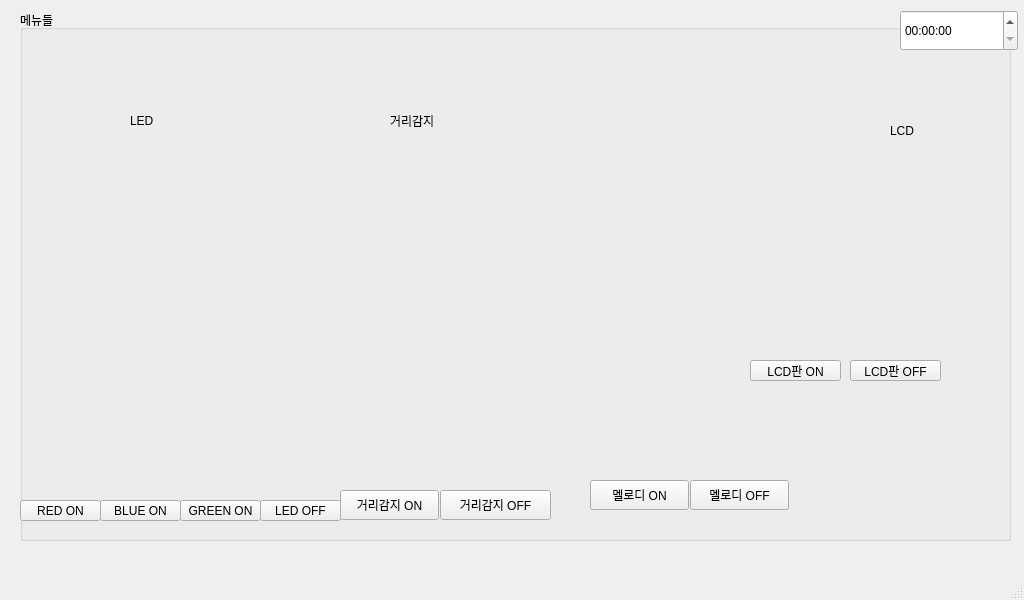
This is day06/main.ui in Hwangji99/basic-hardware-2024 as Qt 5 draws it before an edit. The edited form follows.
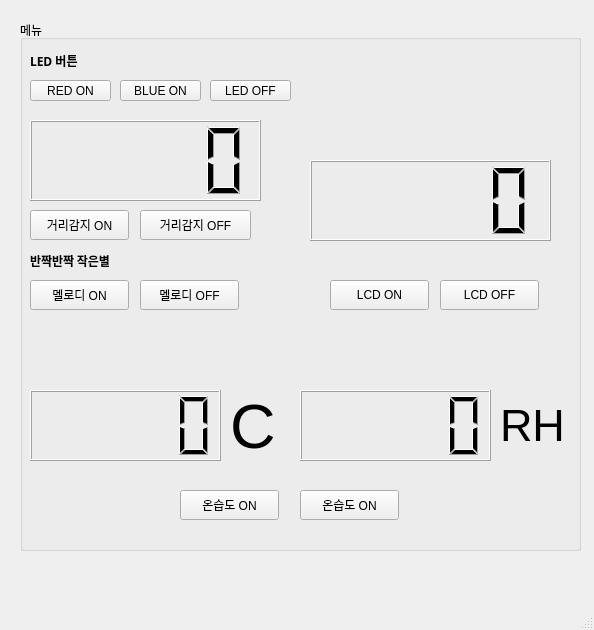
This is the edited form. Icons and pictures are not drawn.

Commit message: 코드 업로드

```diff
--- a/day06/main.ui
+++ b/day06/main.ui
@@ -6,8 +6,8 @@
    <rect>
     <x>0</x>
     <y>0</y>
-    <width>1024</width>
-    <height>600</height>
+    <width>594</width>
+    <height>630</height>
    </rect>
   </property>
   <property name="windowTitle">
@@ -18,32 +18,19 @@
     <property name="geometry">
      <rect>
       <x>20</x>
-      <y>10</y>
-      <width>991</width>
+      <y>20</y>
+      <width>561</width>
       <height>531</height>
      </rect>
     </property>
     <property name="title">
-     <string>메뉴들</string>
+     <string>메뉴</string>
     </property>
-    <widget class="QLabel" name="label">
-     <property name="geometry">
-      <rect>
-       <x>110</x>
-       <y>100</y>
-       <width>68</width>
-       <height>22</height>
-      </rect>
-     </property>
-     <property name="text">
-      <string>LED</string>
-     </property>
-    </widget>
     <widget class="QPushButton" name="btnred">
      <property name="geometry">
       <rect>
-       <x>0</x>
-       <y>490</y>
+       <x>10</x>
+       <y>60</y>
        <width>81</width>
        <height>21</height>
       </rect>
@@ -55,8 +42,8 @@
     <widget class="QPushButton" name="btnblue">
      <property name="geometry">
       <rect>
-       <x>80</x>
-       <y>490</y>
+       <x>100</x>
+       <y>60</y>
        <width>81</width>
        <height>21</height>
       </rect>
@@ -65,24 +52,11 @@
       <string>BLUE ON</string>
      </property>
     </widget>
-    <widget class="QPushButton" name="btngreen">
-     <property name="geometry">
-      <rect>
-       <x>160</x>
-       <y>490</y>
-       <width>81</width>
-       <height>21</height>
-      </rect>
-     </property>
-     <property name="text">
-      <string>GREEN ON</string>
-     </property>
-    </widget>
     <widget class="QPushButton" name="led_off">
      <property name="geometry">
       <rect>
-       <x>240</x>
-       <y>490</y>
+       <x>190</x>
+       <y>60</y>
        <width>81</width>
        <height>21</height>
       </rect>
@@ -91,24 +65,11 @@
       <string>LED OFF</string>
      </property>
     </widget>
-    <widget class="QLabel" name="label_2">
-     <property name="geometry">
-      <rect>
-       <x>370</x>
-       <y>100</y>
-       <width>68</width>
-       <height>22</height>
-      </rect>
-     </property>
-     <property name="text">
-      <string>거리감지</string>
-     </property>
-    </widget>
     <widget class="QPushButton" name="btn_ultraon">
      <property name="geometry">
       <rect>
-       <x>320</x>
-       <y>480</y>
+       <x>10</x>
+       <y>190</y>
        <width>99</width>
        <height>30</height>
       </rect>
@@ -117,95 +78,11 @@
       <string>거리감지 ON</string>
      </property>
     </widget>
-    <widget class="QLabel" name="label_3">
-     <property name="geometry">
-      <rect>
-       <x>870</x>
-       <y>110</y>
-       <width>41</width>
-       <height>22</height>
-      </rect>
-     </property>
-     <property name="text">
-      <string>LCD</string>
-     </property>
-    </widget>
-    <widget class="QPushButton" name="btn_fnd">
-     <property name="geometry">
-      <rect>
-       <x>730</x>
-       <y>350</y>
-       <width>91</width>
-       <height>21</height>
-      </rect>
-     </property>
-     <property name="text">
-      <string>LCD판 ON</string>
-     </property>
-    </widget>
-    <widget class="QLabel" name="label_4">
-     <property name="geometry">
-      <rect>
-       <x>50</x>
-       <y>150</y>
-       <width>211</width>
-       <height>291</height>
-      </rect>
-     </property>
-     <property name="text">
-      <string/>
-     </property>
-     <property name="pixmap">
-      <pixmap>../../../../.designer/images/led.jpg</pixmap>
-     </property>
-    </widget>
-    <widget class="QLabel" name="label_5">
-     <property name="geometry">
-      <rect>
-       <x>720</x>
-       <y>190</y>
-       <width>271</width>
-       <height>131</height>
-      </rect>
-     </property>
-     <property name="text">
-      <string/>
-     </property>
-     <property name="pixmap">
-      <pixmap>../../../../.designer/images/lcd.jpg</pixmap>
-     </property>
-    </widget>
-    <widget class="QPushButton" name="btn_ultraoff">
-     <property name="geometry">
-      <rect>
-       <x>420</x>
-       <y>480</y>
-       <width>111</width>
-       <height>30</height>
-      </rect>
-     </property>
-     <property name="text">
-      <string>거리감지 OFF</string>
-     </property>
-    </widget>
-    <widget class="QPushButton" name="btn_fnd_2">
-     <property name="geometry">
-      <rect>
-       <x>830</x>
-       <y>350</y>
-       <width>91</width>
-       <height>21</height>
-      </rect>
-     </property>
-     <property name="text">
-      <string>LCD판 OFF</string>
-     </property>
-    </widget>
     <widget class="QPushButton" name="btn_buzzon">
      <property name="geometry">
       <rect>
-       <x>570</x>
-       <y>470</y>
+       <x>10</x>
+       <y>260</y>
        <width>99</width>
        <height>30</height>
       </rect>
@@ -217,8 +94,8 @@
     <widget class="QPushButton" name="btn_buzzoff">
      <property name="geometry">
       <rect>
-       <x>670</x>
-       <y>470</y>
+       <x>120</x>
+       <y>260</y>
        <width>99</width>
        <height>30</height>
       </rect>
@@ -227,16 +104,187 @@
       <string>멜로디 OFF</string>
      </property>
     </widget>
-   </widget>
-   <widget class="QTimeEdit" name="timeEdit">
-    <property name="geometry">
-     <rect>
-      <x>900</x>
-      <y>10</y>
-      <width>118</width>
-      <height>41</height>
-     </rect>
-    </property>
+    <widget class="QPushButton" name="btn_ultraoff">
+     <property name="geometry">
+      <rect>
+       <x>120</x>
+       <y>190</y>
+       <width>111</width>
+       <height>30</height>
+      </rect>
+     </property>
+     <property name="text">
+      <string>거리감지 OFF</string>
+     </property>
+    </widget>
+    <widget class="QPushButton" name="btn_fndon">
+     <property name="geometry">
+      <rect>
+       <x>310</x>
+       <y>260</y>
+       <width>99</width>
+       <height>30</height>
+      </rect>
+     </property>
+     <property name="text">
+      <string>LCD ON</string>
+     </property>
+    </widget>
+    <widget class="QPushButton" name="btn_temhu">
+     <property name="geometry">
+      <rect>
+       <x>160</x>
+       <y>470</y>
+       <width>99</width>
+       <height>30</height>
+      </rect>
+     </property>
+     <property name="text">
+      <string>온습도 ON</string>
+     </property>
+    </widget>
+    <widget class="QPushButton" name="btn_temhu_2">
+     <property name="geometry">
+      <rect>
+       <x>280</x>
+       <y>470</y>
+       <width>99</width>
+       <height>30</height>
+      </rect>
+     </property>
+     <property name="text">
+      <string>온습도 ON</string>
+     </property>
+    </widget>
+    <widget class="QLabel" name="label">
+     <property name="geometry">
+      <rect>
+       <x>10</x>
+       <y>30</y>
+       <width>68</width>
+       <height>22</height>
+      </rect>
+     </property>
+     <property name="font">
+      <font>
+       <family>나눔고딕코딩</family>
+       <weight>75</weight>
+       <bold>true</bold>
+      </font>
+     </property>
+     <property name="text">
+      <string>LED 버튼</string>
+     </property>
+    </widget>
+    <widget class="QLCDNumber" name="lcd_temp">
+     <property name="geometry">
+      <rect>
+       <x>10</x>
+       <y>370</y>
+       <width>191</width>
+       <height>71</height>
+      </rect>
+     </property>
+    </widget>
+    <widget class="QLCDNumber" name="lcd_humid">
+     <property name="geometry">
+      <rect>
+       <x>280</x>
+       <y>370</y>
+       <width>191</width>
+       <height>71</height>
+      </rect>
+     </property>
+    </widget>
+    <widget class="QLabel" name="label_2">
+     <property name="geometry">
+      <rect>
+       <x>210</x>
+       <y>370</y>
+       <width>51</width>
+       <height>71</height>
+      </rect>
+     </property>
+     <property name="font">
+      <font>
+       <pointsize>47</pointsize>
+      </font>
+     </property>
+     <property name="text">
+      <string>C</string>
+     </property>
+    </widget>
+    <widget class="QLabel" name="label_3">
+     <property name="geometry">
+      <rect>
+       <x>480</x>
+       <y>370</y>
+       <width>68</width>
+       <height>71</height>
+      </rect>
+     </property>
+     <property name="font">
+      <font>
+       <pointsize>34</pointsize>
+      </font>
+     </property>
+     <property name="text">
+      <string>RH</string>
+     </property>
+    </widget>
+    <widget class="QLCDNumber" name="lcd_segment">
+     <property name="geometry">
+      <rect>
+       <x>290</x>
+       <y>140</y>
+       <width>241</width>
+       <height>81</height>
+      </rect>
+     </property>
+    </widget>
+    <widget class="QPushButton" name="btn_fndoff">
+     <property name="geometry">
+      <rect>
+       <x>420</x>
+       <y>260</y>
+       <width>99</width>
+       <height>30</height>
+      </rect>
+     </property>
+     <property name="text">
+      <string>LCD OFF</string>
+     </property>
+    </widget>
+    <widget class="QLabel" name="label_4">
+     <property name="geometry">
+      <rect>
+       <x>10</x>
+       <y>230</y>
+       <width>141</width>
+       <height>22</height>
+      </rect>
+     </property>
+     <property name="font">
+      <font>
+       <family>나눔고딕코딩</family>
+       <weight>75</weight>
+       <bold>true</bold>
+      </font>
+     </property>
+     <property name="text">
+      <string>반짝반짝 작은별</string>
+     </property>
+    </widget>
+    <widget class="QLCDNumber" name="lcd_ultra">
+     <property name="geometry">
+      <rect>
+       <x>10</x>
+       <y>100</y>
+       <width>231</width>
+       <height>81</height>
+      </rect>
+     </property>
+    </widget>
    </widget>
   </widget>
   <widget class="QMenuBar" name="menubar">
```
Left out of the diff: 2 changed lines with no effect on the pictures. The commit also changes 2 other files.
